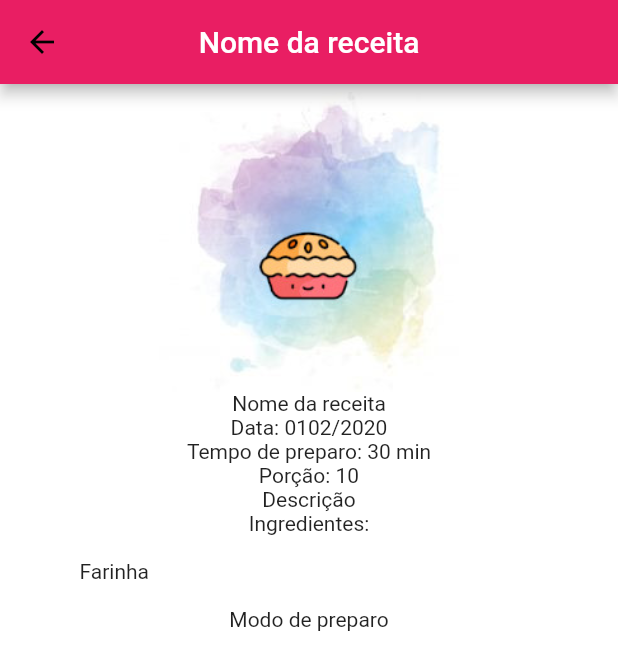
After one commit to JessicaPolli/mestrecucapp, a Flutter app: the listaReceitas screen opened directly, after a tap on "Nome da Receita", on a phone screen of 412 x 824 dp. The commit adds this screen. Shown: the top 670 px of the screen. Run offline on Flutter 3.47's test engine with Material 2 defaults, Android fonts, the phone set to English and light mode, and no system bars.

Commit message:
Página Lista de receitas - ok Página da receita - terminar

```diff
--- /dev/null
+++ b/lib/ListaReceitasPage.dart
@@ -0,0 +1,67 @@
+import 'package:flutter/cupertino.dart';
+import 'package:flutter/material.dart';
+import 'package:mestrecucapp/ReceitaPage.dart';
+
+class listaReceitas extends StatefulWidget {
+  final lista;
+
+  listaReceitas({
+    Key key,
+    this.lista
+  }) : super(key: key);
+  @override
+  _listaReceitasState createState() => _listaReceitasState();
+}
+
+class _listaReceitasState extends State<listaReceitas> {
+  @override
+  Widget build(BuildContext context) {
+
+    return Scaffold(
+      appBar: AppBar(
+        backgroundColor: Colors.pink,
+        centerTitle: true,
+        title: Text(widget.lista, style: TextStyle(color: Colors.white),),
+      ),
+      backgroundColor: Colors.white,
+      body:  ListView(
+
+        children: <Widget>[
+          Card(
+            elevation: 5,
+            margin: EdgeInsets.all(5),
+            color: Colors.white70,
+
+            child: ListTile(
+
+              title: Text("Nome da Receita", style: TextStyle(fontWeight: FontWeight.bold),),
+              leading: CircleAvatar(
+                radius: 30,
+                backgroundImage: AssetImage("assets/images/donuts.jpg"),
+              ),
+              subtitle: Text("Loren ipsum dolor sit amet ", overflow: TextOverflow.ellipsis,),
+              trailing: Icon(Icons.navigate_next),
+            ),
+          ),
+          Card(
+
+            elevation: 5,
+            margin: EdgeInsets.all(5),
+            color: Colors.white70,
+
+            child: ListTile(
+              onTap: ()=>Navigator.push(context, MaterialPageRoute(builder: (context)=>Receita(cod: "0"))),
+              title: Text("Nome da Receita", style: TextStyle(fontWeight: FontWeight.bold),),
+              leading: CircleAvatar(
+                radius: 30,
+                backgroundImage: AssetImage("assets/images/bolo.jpg"),
+              ),
+              subtitle: Text("Loren ipsum dolor sit amet ", overflow: TextOverflow.ellipsis,),
+              trailing: Icon(Icons.navigate_next),
+            ),
+          ),
+        ],
+      ),
+    );
+  }
+}
--- a/lib/LoginPage.dart
+++ b/lib/LoginPage.dart
@@ -2,6 +2,7 @@
 import 'package:flutter/material.dart';
 
 class LoginPage extends StatefulWidget {
+
   @override
   _LoginPageState createState() => _LoginPageState();
 }
--- /dev/null
+++ b/lib/ReceitaPage.dart
@@ -0,0 +1,57 @@
+import 'package:flutter/cupertino.dart';
+import 'package:flutter/material.dart';
+
+class Receita extends StatefulWidget {
+  final cod;
+  Receita({
+    Key key,
+    @required this.cod
+}): super(key: key);
+
+  @override
+  _ReceitaState createState() => _ReceitaState();
+}
+
+class _ReceitaState extends State<Receita> {
+  @override
+  Widget build(BuildContext context) {
+    return Scaffold(
+      appBar: AppBar(
+        backgroundColor: Colors.pink,
+        centerTitle: true,
+        title: Text("Nome da receita", style: TextStyle(color: Colors.white),),
+      ),
+      backgroundColor: Colors.white,
+      body: Container(
+        padding: EdgeInsets.all(5),
+
+        child:  Column(
+
+          mainAxisAlignment: MainAxisAlignment.start,
+          children: <Widget>[
+            Image.asset("assets/images/bolo.jpg", width: 200.0, fit: BoxFit.cover,),
+            Text("Nome da receita"),
+            Text("Data: 0102/2020"),
+            Text("Tempo de preparo: 30 min"),
+            Text("Porção: 10"),
+            Text("Descrição"),
+            Text("Ingredientes:"),
+            Row(
+              children: <Widget>[
+                Checkbox(
+
+                  value: false,
+                  activeColor: Colors.lightBlue,
+                ),
+                Text("Farinha")
+              ],
+            ),
+            Text("Modo de preparo"),
+
+
+          ],
+        ),
+      )
+    );
+  }
+}
```
Also changed, not shown: lib/HomePage.dart (+36 -11 lines), 1 other file.
